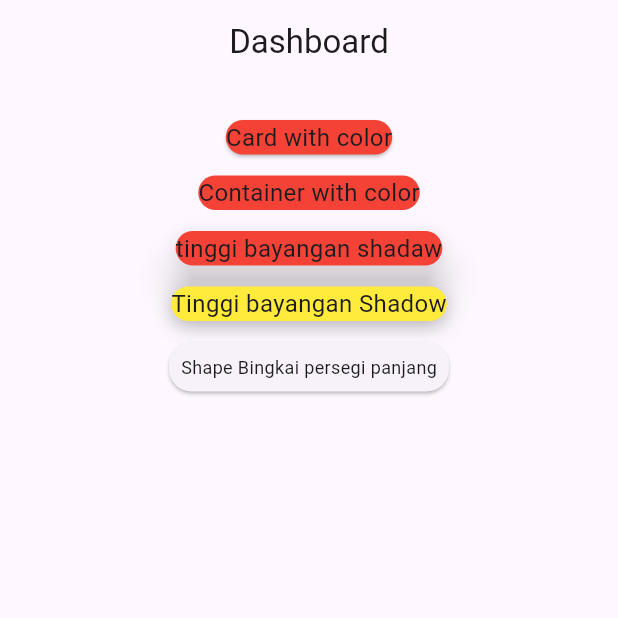
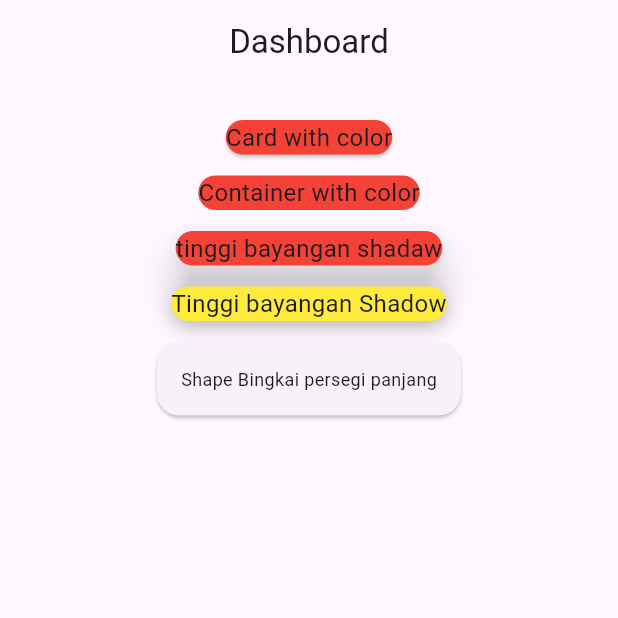
Before and after one commit to dwiilhammaulana/minggu_9, a Flutter app: the screen it shows after launch, on a phone screen of 412 x 824 dp, the top half of it. Run offline on Flutter 3.47's test engine with Material 3 defaults, Android fonts, the phone set to English and light mode, and no system bars.

Commit message:
membuat shape margin

```diff
--- a/lib/pages/page_card_01.dart
+++ b/lib/pages/page_card_01.dart
@@ -67,11 +67,14 @@ class Pages1 extends StatelessWidget {
                     borderRadius: BorderRadius.circular(15.0),
                   ),
                   child: Padding(
-                    padding: const EdgeInsets.all(8.0),
+                    padding: const EdgeInsets.all(16.0),
                     child: Text(
                       "Shape Bingkai persegi panjang",
                       style: TextStyle(fontSize: 12.0),
                     ),
+
+
+                    // baru sampai shape
                   ),
                 ),
               ],
```
